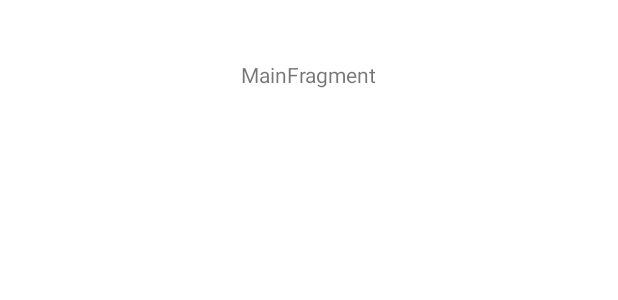
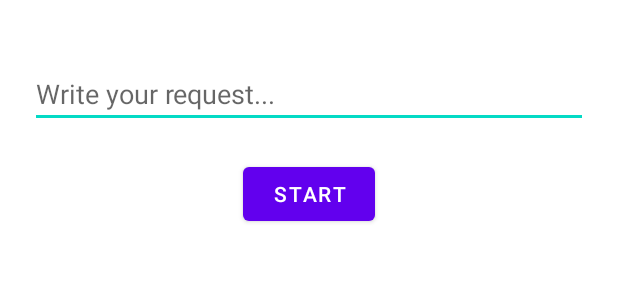
Before and after one commit to farmaker47/Diffusion_models_app, an Android app: the layout fragment_main.xml on its own in the app's theme, with its tools: preview values and no code run, on a phone screen of 412 x 824 dp. Shown: the top 300 px of the screen. Run offline under Robolectric (Android 15) with nearby library versions, the phone set to English and light mode, and no system bars.

Commit message:
Add UI elements.

```diff
--- a/app/build.gradle
+++ b/app/build.gradle
@@ -66,6 +66,7 @@ dependencies {
     implementation 'androidx.constraintlayout:constraintlayout:2.1.4'
     implementation 'androidx.lifecycle:lifecycle-livedata-ktx:2.5.1'
     implementation 'androidx.lifecycle:lifecycle-viewmodel-ktx:2.5.1'
+    implementation 'androidx.lifecycle:lifecycle-runtime-ktx:2.5.1'
     testImplementation 'junit:junit:4.13.2'
     androidTestImplementation 'androidx.test.ext:junit:1.1.3'
     androidTestImplementation 'androidx.test.espresso:espresso-core:3.4.0'
--- a/app/src/main/java/com/example/diffusionmodelsapp/ui/main/DiffusionExecutor.kt
+++ b/app/src/main/java/com/example/diffusionmodelsapp/ui/main/DiffusionExecutor.kt
@@ -366,9 +366,6 @@ class DiffusionExecutor(
 
             fullExecutionTime = SystemClock.uptimeMillis() - fullExecutionTime
 
-            interpreterEncoder.close()
-
-
             //
             val python = Python.getInstance()
             val modelfile = python.getModule("run_diffusion_model")
--- a/app/src/main/res/layout/fragment_main.xml
+++ b/app/src/main/res/layout/fragment_main.xml
@@ -7,23 +7,45 @@
     android:layout_height="match_parent"
     tools:context=".ui.main.MainFragment">
 
-    <TextView
+    <EditText
         android:id="@+id/message"
-        android:layout_width="wrap_content"
+        android:layout_width="match_parent"
         android:layout_height="wrap_content"
-        android:text="MainFragment"
+        android:layout_marginStart="20dp"
         android:layout_marginTop="40dp"
+        android:layout_marginEnd="20dp"
+        android:hint="Write your request..."
         app:layout_constraintEnd_toEndOf="parent"
         app:layout_constraintStart_toStartOf="parent"
         app:layout_constraintTop_toTopOf="parent" />
+
+    <Button
+        android:id="@+id/buttonStart"
+        android:layout_width="wrap_content"
+        android:layout_height="wrap_content"
+        android:layout_marginTop="20dp"
+        android:text="Start"
+        app:layout_constraintEnd_toEndOf="parent"
+        app:layout_constraintStart_toStartOf="parent"
+        app:layout_constraintTop_toBottomOf="@id/message" />
 
     <ImageView
         android:id="@+id/imageViewBitmap"
         android:layout_width="300dp"
         android:layout_height="300dp"
         android:layout_marginTop="40dp"
-        app:layout_constraintTop_toBottomOf="@id/message"
+        app:layout_constraintEnd_toEndOf="parent"
         app:layout_constraintStart_toStartOf="parent"
-        app:layout_constraintEnd_toEndOf="parent"/>
+        app:layout_constraintTop_toBottomOf="@id/buttonStart" />
+
+    <ProgressBar
+        android:id="@+id/progressBar"
+        android:layout_width="wrap_content"
+        android:layout_height="wrap_content"
+        android:visibility="gone"
+        app:layout_constraintBottom_toBottomOf="parent"
+        app:layout_constraintEnd_toEndOf="parent"
+        app:layout_constraintStart_toStartOf="parent"
+        app:layout_constraintTop_toTopOf="parent" />
 
 </androidx.constraintlayout.widget.ConstraintLayout>
```
Also changed, not shown: app/src/main/java/com/example/diffusionmodelsapp/ui/main/MainFragment.kt (+22 -5 lines).
